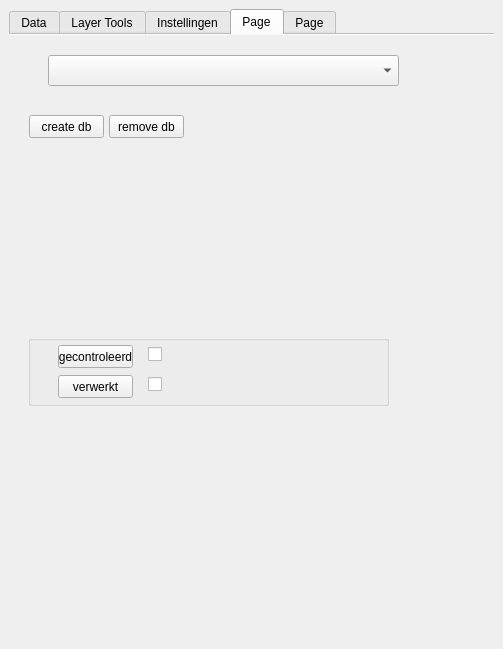
Qt form Datachecker_dockwidget_base.ui (Siebrand-HHD/OASDGLDatachecker) before a commit.
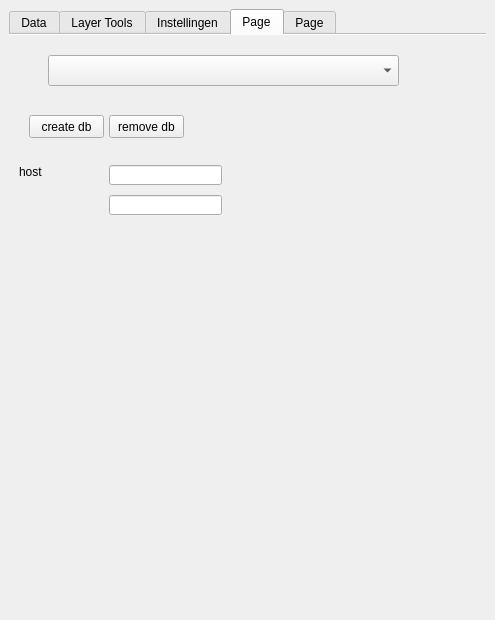
The same form after that commit. The open tabs and pages were chosen to show the change. Custom widgets are drawn as their Qt base class.

What changed in the file:
```diff
--- a/Datachecker_dockwidget_base.ui
+++ b/Datachecker_dockwidget_base.ui
@@ -6,8 +6,8 @@
    <rect>
     <x>0</x>
     <y>0</y>
-    <width>503</width>
-    <height>649</height>
+    <width>495</width>
+    <height>620</height>
    </rect>
   </property>
   <property name="windowTitle">
@@ -968,67 +968,38 @@
          </rect>
         </property>
        </widget>
-       <widget class="QgsCollapsibleGroupBox" name="mGroupBox_5">
+       <widget class="QLineEdit" name="lineEdit">
         <property name="geometry">
          <rect>
-          <x>19</x>
-          <y>300</y>
-          <width>361</width>
-          <height>71</height>
+          <x>100</x>
+          <y>130</y>
+          <width>113</width>
+          <height>20</height>
          </rect>
         </property>
-        <widget class="QPushButton" name="pushButton_12">
-         <property name="geometry">
-          <rect>
-           <x>30</x>
-           <y>10</y>
-           <width>75</width>
-           <height>23</height>
-          </rect>
-         </property>
-         <property name="text">
-          <string>gecontroleerd</string>
-         </property>
-        </widget>
-        <widget class="QPushButton" name="pushButton_13">
+       </widget>
+       <widget class="QLineEdit" name="lineEdit_2">
          <property name="geometry">
           <rect>
-           <x>30</x>
-           <y>40</y>
-           <width>75</width>
-           <height>23</height>
-          </rect>
-         </property>
-         <property name="text">
-          <string>verwerkt</string>
-         </property>
-        </widget>
-        <widget class="QCheckBox" name="checkBox_6">
+          <x>100</x>
+          <y>160</y>
+          <width>113</width>
+          <height>20</height>
+         </rect>
+        </property>
+       </widget>
+       <widget class="QLabel" name="label_25">
          <property name="geometry">
           <rect>
-           <x>120</x>
-           <y>10</y>
-           <width>70</width>
-           <height>18</height>
+          <x>10</x>
+          <y>130</y>
+          <width>47</width>
+          <height>14</height>
           </rect>
          </property>
          <property name="text">
-          <string/>
-         </property>
-        </widget>
-        <widget class="QCheckBox" name="checkBox_7">
-         <property name="geometry">
-          <rect>
-           <x>120</x>
-           <y>40</y>
-           <width>70</width>
-           <height>18</height>
-          </rect>
-         </property>
-         <property name="text">
-          <string/>
-         </property>
-        </widget>
+         <string>host</string>
+        </property>
        </widget>
       </widget>
       <widget class="QWidget" name="tab_5">
```
Left out of the diff: 30 changed lines with no effect on the pictures. Lines whose indentation alone changed are shown as unchanged.
